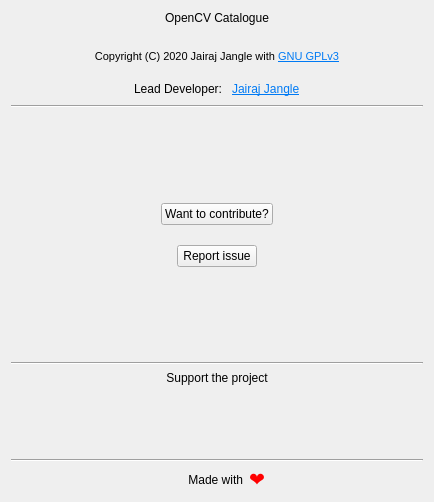
Before: the Qt Designer form Window/AboutDialog/aboutdialog.ui in JairajJangle/OpenCV-Catalogue, drawn with Qt 5.
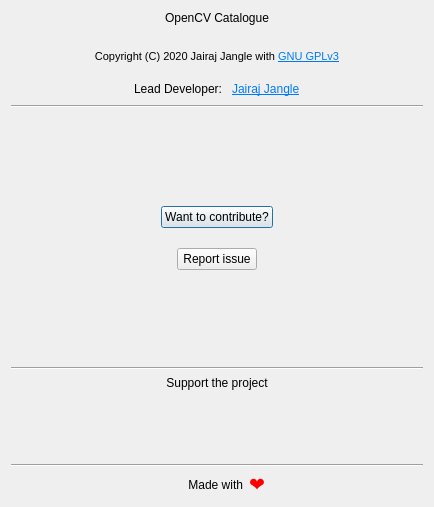
After: the same form once the commit is applied. Icons and pictures are not drawn.

Patch:
```diff
--- a/Window/AboutDialog/aboutdialog.ui
+++ b/Window/AboutDialog/aboutdialog.ui
@@ -7,7 +7,7 @@
     <x>0</x>
     <y>0</y>
     <width>434</width>
-    <height>502</height>
+    <height>507</height>
    </rect>
   </property>
   <property name="windowTitle">
@@ -54,7 +54,7 @@
        <item>
         <layout class="QHBoxLayout" name="horizontalLayout_3">
          <item>
-          <widget class="QPushButton" name="buttonDonatePaypal">
+          <widget class="QToolButton" name="buttonDonatePaypal">
            <property name="minimumSize">
             <size>
              <width>147</width>
@@ -83,13 +83,10 @@
            <property name="text">
             <string/>
            </property>
-           <property name="flat">
-            <bool>false</bool>
-           </property>
           </widget>
          </item>
          <item>
-          <widget class="QPushButton" name="buttonDonateLiberaPay">
+          <widget class="QToolButton" name="buttonDonateLiberaPay">
            <property name="minimumSize">
             <size>
              <width>96</width>
```
